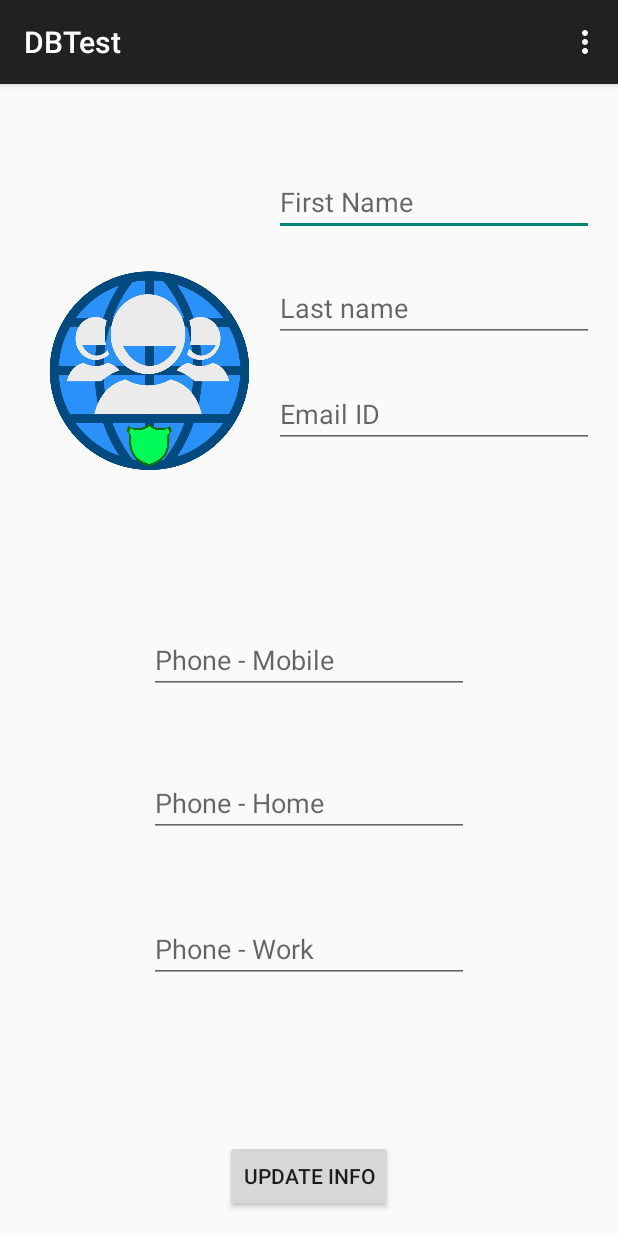
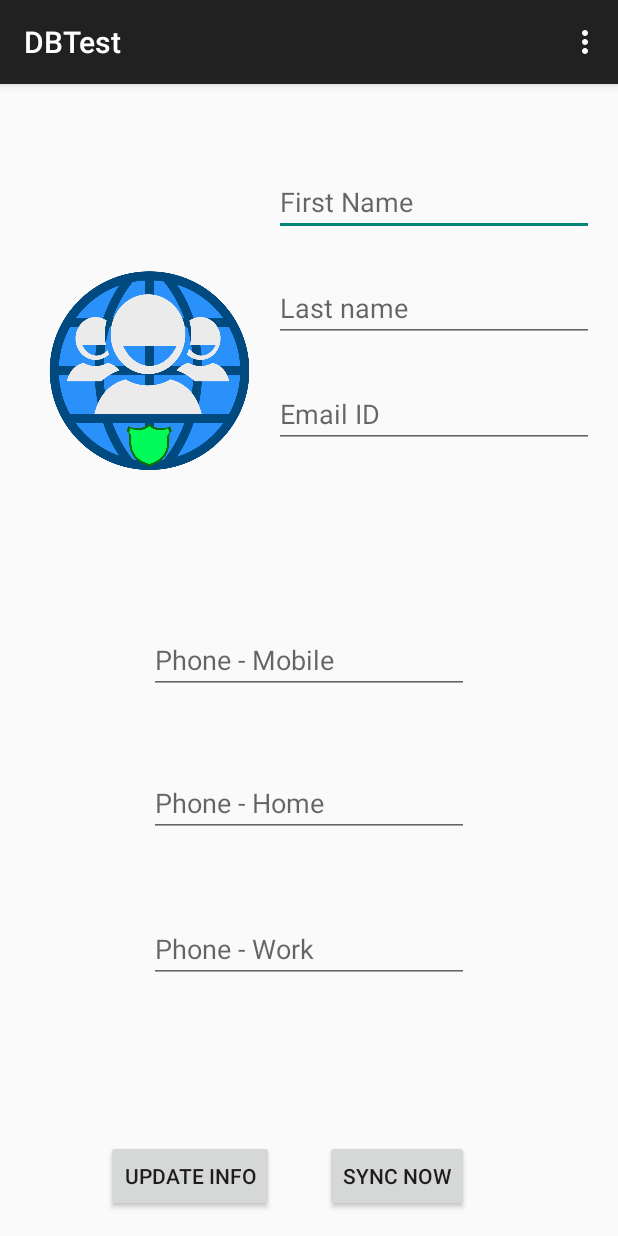
Before and after one commit to rahulamlekar/Synq, an Android app: the MainActivity screen opened directly, with no data from a screen before it, on a phone screen of 412 x 824 dp. Run offline under Robolectric (Android 15) with nearby library versions, the phone set to English and light mode, and no system bars; libraries missing offline, so code that uses them is left out: com.firebase.client; 2 statements that could not run were skipped.

Commit message:
Sync Button

```diff
--- a/app/src/main/java/com/srijan/dbtest/MainActivity.java
+++ b/app/src/main/java/com/srijan/dbtest/MainActivity.java
@@ -85,6 +85,10 @@ public class MainActivity extends ActionBarActivity {
 //            return true;
 //        }
 
+        if (id == R.id.action_logout) {
+            //LoginActivity.logout();
+            return true;
+        }
         return super.onOptionsItemSelected(item);
     }
 }
--- a/app/src/main/res/layout/activity_main.xml
+++ b/app/src/main/res/layout/activity_main.xml
@@ -94,5 +94,18 @@
         android:id="@+id/postinfo"
         android:onClick="postinfo"
         android:layout_alignParentBottom="true"
-        android:layout_centerHorizontal="true" />
+        android:layout_alignRight="@+id/imageView"
+        android:layout_alignEnd="@+id/imageView" />
+
+    <Button
+        style="?android:attr/buttonStyleSmall"
+        android:layout_width="wrap_content"
+        android:layout_height="wrap_content"
+        android:text="Sync Now"
+        android:id="@+id/syncButton"
+        android:onClick="sync"
+        android:layout_alignTop="@+id/postinfo"
+        android:layout_alignRight="@+id/editPhone3"
+        android:layout_alignEnd="@+id/editPhone3"
+        android:layout_alignParentRight="false" />
 </RelativeLayout>
```
